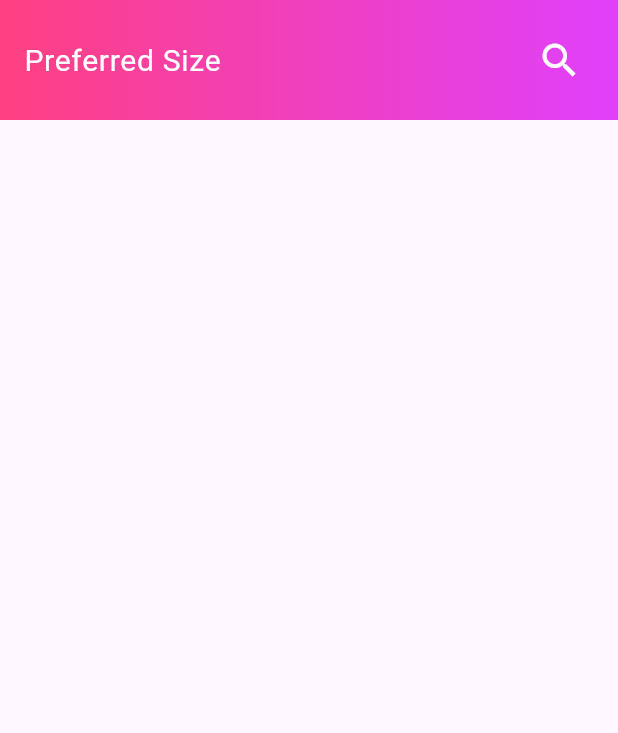
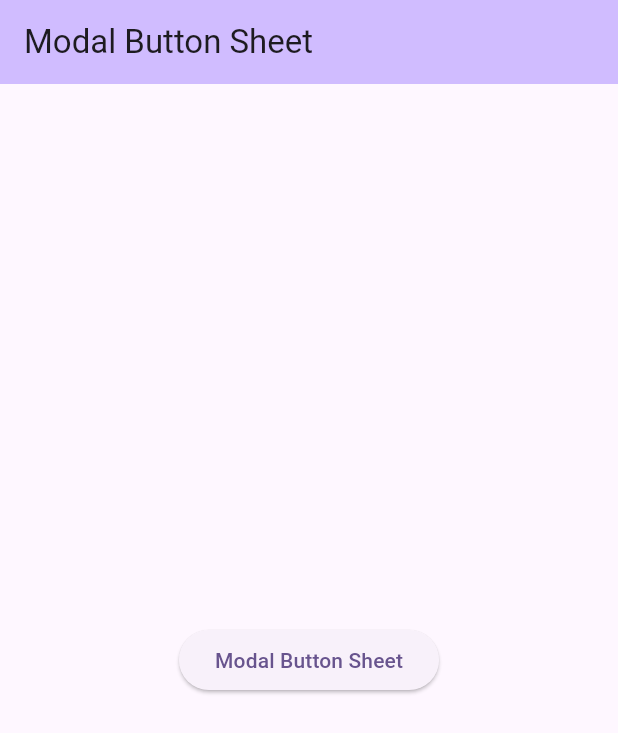
Before and after one commit to javs-nojs/widgets_flutter, a Flutter app: the screen it shows after launch, on a phone screen of 412 x 824 dp. Shown: the top 733 px of the screen. Run offline on Flutter 3.47's test engine with Material 3 defaults, Android fonts, the phone set to English and light mode, and no system bars.

Commit message:
Modal Button Sheet

```diff
--- a/lib/main.dart
+++ b/lib/main.dart
@@ -1,6 +1,5 @@
 import 'package:flutter/material.dart';
-import 'package:widgets_flutter/widgets/material_banner.dart';
-import 'package:widgets_flutter/widgets/preferred_size.dart';
+import 'package:widgets_flutter/widgets/modal_button_Sheet.dart';
 
 void main() {
   runApp(const MyApp());
@@ -17,7 +16,7 @@ class MyApp extends StatelessWidget {
         colorScheme: ColorScheme.fromSeed(seedColor: Colors.deepPurple),
         useMaterial3: true,
       ),
-      home: const PreferredSizeExample(),
+      home: const ModalButtonSheetExample(),
     );
   }
 }
--- /dev/null
+++ b/lib/widgets/modal_button_Sheet.dart
@@ -0,0 +1,39 @@
+import 'package:flutter/material.dart';
+
+class ModalButtonSheetExample extends StatefulWidget {
+  const ModalButtonSheetExample({super.key});
+
+  @override
+  State<ModalButtonSheetExample> createState() =>
+      _ModalButtonSheetExampleState();
+}
+
+class _ModalButtonSheetExampleState extends State<ModalButtonSheetExample> {
+  @override
+  Widget build(BuildContext context) {
+    return Scaffold(
+      appBar: AppBar(
+        backgroundColor: ThemeData.light().colorScheme.inversePrimary,
+        title: const Text('Modal Button Sheet'),
+      ),
+      body: Center(
+        child: ElevatedButton(
+          onPressed: () => showModalBottomSheet(
+            context: context,
+            builder: (context) {
+              return SizedBox(
+                height: 400.0,
+                child: Center(
+                  child: ElevatedButton(
+                      onPressed: () => Navigator.pop(context),
+                      child: const Text('Close')),
+                ),
+              );
+            },
+          ),
+          child: const Text('Modal Button Sheet'),
+        ),
+      ),
+    );
+  }
+}
```
